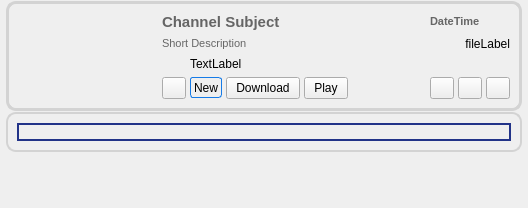
Qt form retroshare-gui/src/gui/feeds/ChanMsgItem.ui (RetroShare/RetroShare) before a commit.
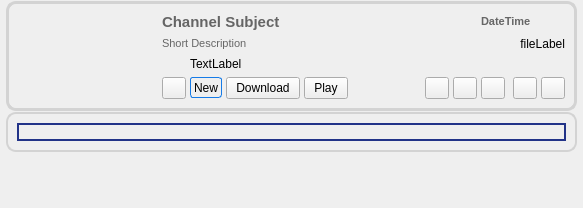
The same form after that commit. Icons and pictures are not drawn.

Commit message: Added new RetroShare link formats: retroshare://forum? retroshare://channel?... Added "Go to" from the news feed of forums and channels. Added "Copy RetroShare Link" to the forum/channel tree and messagees. Fixed style sheet of the auto download button in ChannelFeed. Fixed german language.

```diff
--- a/retroshare-gui/src/gui/feeds/ChanMsgItem.ui
+++ b/retroshare-gui/src/gui/feeds/ChanMsgItem.ui
@@ -6,7 +6,7 @@
    <rect>
     <x>0</x>
     <y>0</y>
-    <width>528</width>
+    <width>583</width>
     <height>208</height>
    </rect>
   </property>
@@ -152,7 +152,7 @@
           </property>
          </widget>
         </item>
-        <item row="0" column="5" rowspan="2" colspan="4">
+        <item row="0" column="8" rowspan="2" colspan="5">
          <widget class="QLabel" name="datetimelabel">
           <property name="font">
            <font>
@@ -170,7 +170,7 @@
           </property>
          </widget>
         </item>
-        <item row="2" column="6" colspan="3">
+        <item row="2" column="9" colspan="4">
          <widget class="QLabel" name="filelabel">
           <property name="font">
            <font>
@@ -185,7 +185,7 @@
           </property>
          </widget>
         </item>
-        <item row="2" column="0" colspan="6">
+        <item row="2" column="0" colspan="9">
          <widget class="QLabel" name="subjectLabel">
           <property name="sizePolicy">
            <sizepolicy hsizetype="MinimumExpanding" vsizetype="Expanding">
@@ -313,7 +313,24 @@
           </property>
          </spacer>
         </item>
-        <item row="4" column="5" colspan="2">
+        <item row="3" column="0">
+         <widget class="QLabel" name="warn_image_label">
+          <property name="text">
+           <string/>
+          </property>
+          <property name="pixmap">
+           <pixmap resource="../images.qrc">:/images/status_unknown.png</pixmap>
+          </property>
+         </widget>
+        </item>
+        <item row="3" column="1" colspan="9">
+         <widget class="QLabel" name="warning_label">
+          <property name="text">
+           <string notr="true">TextLabel</string>
+          </property>
+         </widget>
+        </item>
+        <item row="4" column="8" colspan="2">
          <widget class="QPushButton" name="unsubscribeButton">
           <property name="sizePolicy">
            <sizepolicy hsizetype="Fixed" vsizetype="Fixed">
@@ -339,7 +356,7 @@
           </property>
          </widget>
         </item>
-        <item row="4" column="7">
+        <item row="4" column="11">
          <widget class="QPushButton" name="clearButton">
           <property name="sizePolicy">
            <sizepolicy hsizetype="Fixed" vsizetype="Fixed">
@@ -365,7 +382,7 @@
           </property>
          </widget>
         </item>
-        <item row="4" column="8">
+        <item row="4" column="12">
          <widget class="QPushButton" name="expandButton">
           <property name="sizePolicy">
            <sizepolicy hsizetype="Fixed" vsizetype="Fixed">
@@ -394,8 +411,23 @@
           </property>
          </widget>
         </item>
-        <item row="3" column="0">
-         <widget class="QLabel" name="warn_image_label">
+        <item row="4" column="6">
+         <widget class="QPushButton" name="gotoButton">
+          <property name="sizePolicy">
+           <sizepolicy hsizetype="Fixed" vsizetype="Fixed">
+            <horstretch>0</horstretch>
+            <verstretch>0</verstretch>
+           </sizepolicy>
+          </property>
+          <property name="maximumSize">
+           <size>
+            <width>24</width>
+            <height>16777215</height>
+           </size>
+          </property>
+          <property name="toolTip">
+           <string>Go to Channel Message</string>
+          </property>
           <property name="text">
            <string/>
           </property>
@@ -404,10 +436,29 @@
           </property>
          </widget>
         </item>
-        <item row="3" column="1" colspan="6">
-         <widget class="QLabel" name="warning_label">
+        <item row="4" column="7">
+         <widget class="QPushButton" name="copyLinkButton">
+          <property name="sizePolicy">
+           <sizepolicy hsizetype="Fixed" vsizetype="Fixed">
+            <horstretch>0</horstretch>
+            <verstretch>0</verstretch>
+           </sizepolicy>
+          </property>
+          <property name="maximumSize">
+           <size>
+            <width>24</width>
+            <height>16777215</height>
+           </size>
+          </property>
+          <property name="toolTip">
+           <string>Copy RetroShare Link</string>
+          </property>
           <property name="text">
-           <string notr="true">TextLabel</string>
+           <string/>
+          </property>
+          <property name="icon">
+           <iconset resource="../images.qrc">
+            <normaloff>:/images/copyrslink.png</normaloff>:/images/copyrslink.png</iconset>
           </property>
          </widget>
         </item>
```
Left out of the diff: 28 changed lines with no effect on the pictures. The commit also changes 19 other files.
